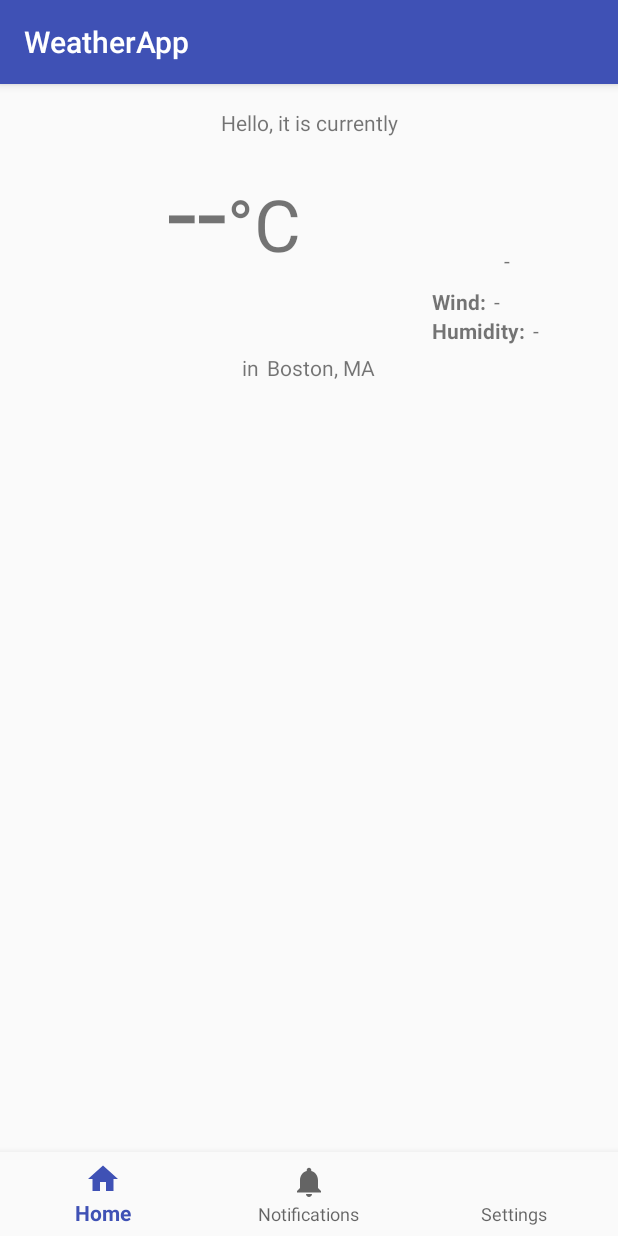
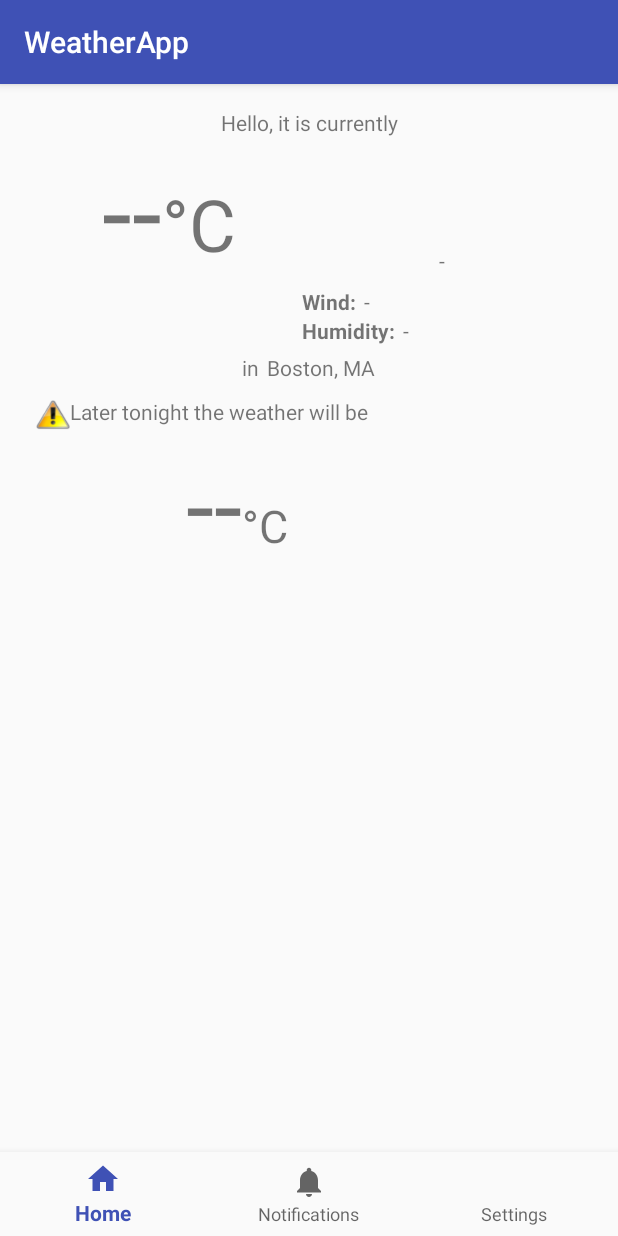
Before and after one commit to bonbombs/AndroidWeatherApp, an Android app: the screen it shows after launch (MainActivity), on a phone screen of 412 x 824 dp. Run offline under Robolectric (Android 15) with nearby library versions, the phone set to English and light mode, and no system bars.

Commit message:
added some features to the port view, created land-view

```diff
--- a/app/src/main/res/layout/activity_main.xml
+++ b/app/src/main/res/layout/activity_main.xml
@@ -32,7 +32,8 @@
             <TableLayout
                 android:layout_width="match_parent"
                 android:layout_height="wrap_content"
-                android:orientation="horizontal">
+                android:orientation="horizontal"
+                android:stretchColumns="0,1,2">
 
                 <TableRow
                     android:layout_width="match_parent"
@@ -87,6 +88,7 @@
                             app:layout_constraintStart_toEndOf="@+id/DegreeSymbol"
                             app:layout_constraintTop_toTopOf="parent"
                             app:layout_constraintVertical_bias="0.563" />
+
                     </LinearLayout>
 
                     <LinearLayout
@@ -192,6 +194,80 @@
                     android:textAlignment="viewStart" />
             </LinearLayout>
 
+            <LinearLayout
+                android:layout_width="match_parent"
+                android:layout_height="wrap_content"
+                android:layout_gravity="center"
+                android:layout_marginTop="10dp">
+                <TextView
+                    android:layout_width="wrap_content"
+                    android:layout_height="25dp"
+                    android:text="Later tonight the weather will be "
+                    android:drawableLeft="@mipmap/Warning"
+                    />
+
+            </LinearLayout>
+            <LinearLayout
+                android:layout_width="100dp"
+                android:layout_height="100dp"
+                android:layout_marginLeft="100dp"
+                android:orientation="horizontal">
+
+                <TextView
+                    android:id="@+id/temperatureLaterView"
+                    android:layout_width="wrap_content"
+                    android:layout_height="wrap_content"
+                    android:layout_weight="0"
+                    android:gravity="center"
+                    android:text="--"
+                    android:textSize="68sp"
+                    app:layout_constraintBottom_toBottomOf="parent"
+                    app:layout_constraintEnd_toEndOf="parent"
+                    app:layout_constraintStart_toStartOf="parent"
+                    app:layout_constraintTop_toTopOf="parent" />
+
+                <TextView
+                    android:id="@+id/DegreeSymbol2"
+                    android:layout_width="wrap_content"
+                    android:layout_height="wrap_content"
+                    android:layout_weight="0"
+                    android:text="@string/degree_symbol"
+                    android:textAlignment="viewStart"
+                    android:textSize="30sp"
+                    app:layout_constraintBottom_toBottomOf="parent"
+                    app:layout_constraintEnd_toEndOf="parent"
+                    app:layout_constraintHorizontal_bias="0.0"
+                    app:layout_constraintStart_toEndOf="@+id/temperatureNowView"
+                    app:layout_constraintTop_toTopOf="parent"
+                    app:layout_constraintVertical_bias="0.0" />
+
+                <TextView
+                    android:id="@+id/tempUnit2"
+                    android:layout_width="wrap_content"
+                    android:layout_height="wrap_content"
+                    android:layout_weight="0"
+                    android:text="C"
+                    android:textSize="30sp"
+                    app:layout_constraintBottom_toBottomOf="parent"
+                    app:layout_constraintEnd_toEndOf="parent"
+                    app:layout_constraintHorizontal_bias="0.0"
+                    app:layout_constraintStart_toEndOf="@+id/DegreeSymbol"
+                    app:layout_constraintTop_toTopOf="parent"
+                    app:layout_constraintVertical_bias="0.563" />
+
+            </LinearLayout>
+
+            <LinearLayout
+                android:layout_width="wrap_content"
+                android:layout_height="wrap_content">
+
+                <ListView
+                    android:layout_width="wrap_content"
+                    android:layout_height="wrap_content"
+
+                    />
+            </LinearLayout>
+
         </LinearLayout>
 
         <android.support.design.widget.BottomNavigationView
```
Also changed, not shown: app/src/main/res/layout/activity_main_land.xml (added, +286 -0 lines), app/src/main/res/mipmap-hdpi/Warning.png (added).
